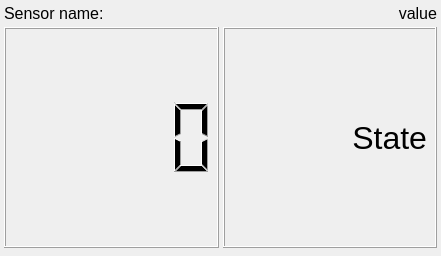
Above: CStation/widgets/sensorblock.ui from Pvg08/ESP_CStation before the change. Below: the same form after it.
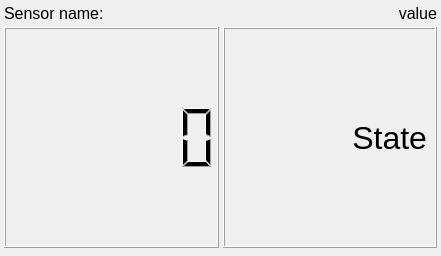
That is the form after the change.

What changed in the file:
```diff
--- a/CStation/widgets/sensorblock.ui
+++ b/CStation/widgets/sensorblock.ui
@@ -95,6 +95,9 @@
        <property name="cursor">
         <cursorShape>OpenHandCursor</cursorShape>
        </property>
+       <property name="digitCount">
+        <number>6</number>
+       </property>
        <property name="segmentStyle">
         <enum>QLCDNumber::Filled</enum>
        </property>
```
Left out of the diff: 3 changed lines with no effect on the pictures.
